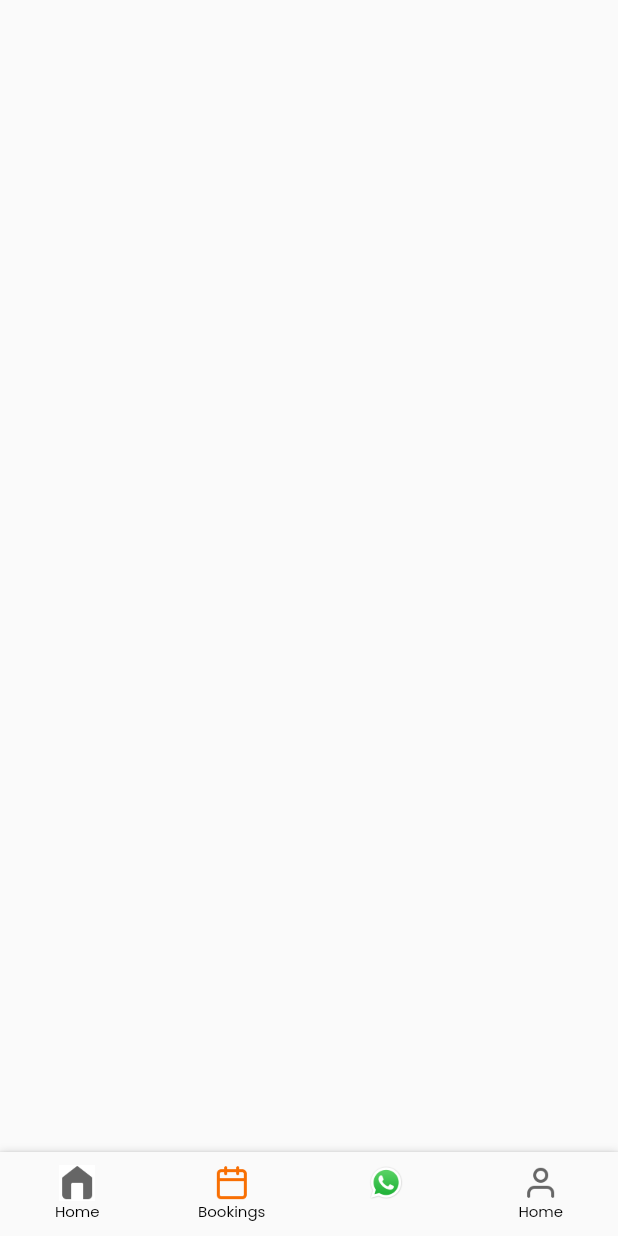
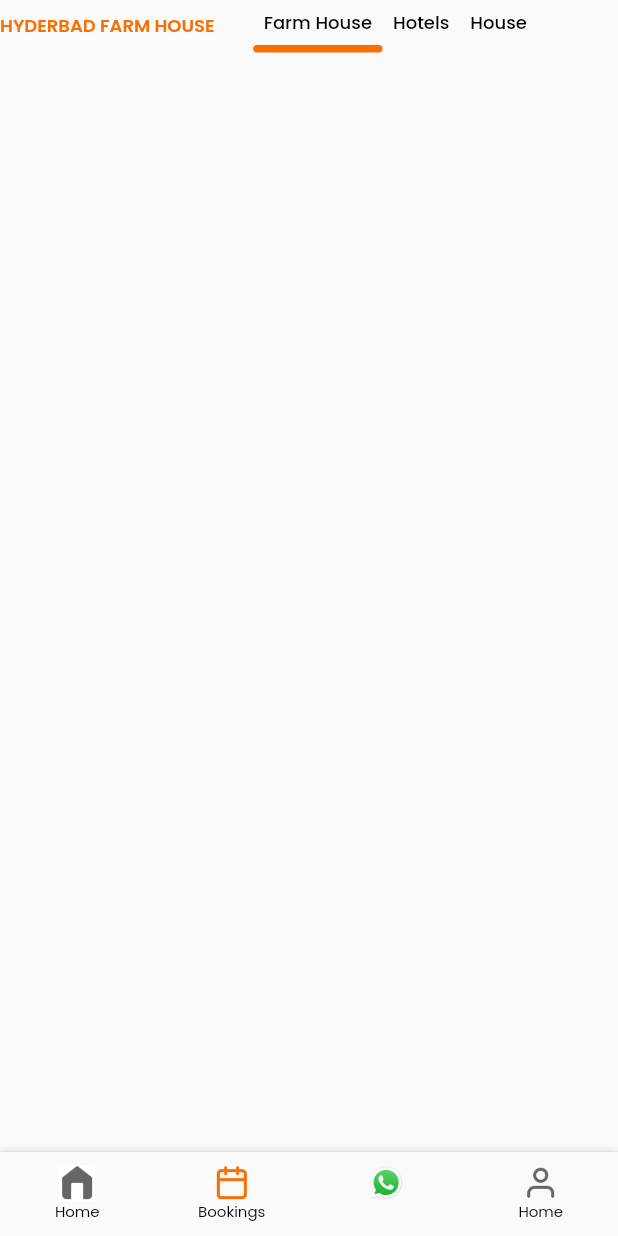
Before and after one commit to Gopiraju-LDC/test, a Flutter app: the screen it shows after launch, item 3 of the bottom bar chosen, on a phone screen of 412 x 824 dp. Run offline on Flutter 3.47's test engine with Material 2 defaults, Android fonts, the phone set to English and light mode, and no system bars; our stand-ins replace carousel_slider, google_fonts, google_maps_flutter.

Commit message:
working on camera screens designs

```diff
--- a/lib/formHouse/views/bottomNavigation/bottom_navigation.dart
+++ b/lib/formHouse/views/bottomNavigation/bottom_navigation.dart
@@ -6,6 +6,7 @@ import '../../constants/constants.dart';
 import '../../constants/imageConstants.dart';
 import '../bookings/bookings.dart';
 import '../home/home_page.dart';
+import '../imageUploadScreen/image_upload_screen.dart';
 
 class BottomNavigationScreen extends StatefulWidget {
   const BottomNavigationScreen({super.key});
@@ -102,7 +103,7 @@ class _BottomNavigationScreenState extends State<BottomNavigationScreen> {
         BookingsScreen(
           backFunction: changeScreen,
         ),
-        Container(),
+        ImageUploadScreen(),
         Container(),
       ][currentPageIndex],
     );
--- /dev/null
+++ b/lib/formHouse/views/imageUploadScreen/image_upload_screen.dart
@@ -0,0 +1,98 @@
+// ignore_for_file: prefer_const_constructors, prefer_const_literals_to_create_immutables
+
+import 'package:flutter/material.dart';
+import 'package:flutter/src/widgets/framework.dart';
+import 'package:flutter/src/widgets/placeholder.dart';
+import 'package:test_application/formHouse/constants/constants.dart';
+import 'package:test_application/formHouse/views/imageUploadScreen/components/hotels.dart';
+
+import 'components/houses.dart';
+
+class ImageUploadScreen extends StatefulWidget {
+  const ImageUploadScreen({super.key});
+
+  @override
+  State<ImageUploadScreen> createState() => _ImageUploadScreenState();
+}
+
+class _ImageUploadScreenState extends State<ImageUploadScreen>
+    with SingleTickerProviderStateMixin {
+  late TabController tabController;
+
+  @override
+  void initState() {
+    tabController = TabController(length: 3, vsync: this);
+    super.initState();
+  }
+
+  @override
+  Widget build(BuildContext context) {
+    return Scaffold(
+      body: SafeArea(
+        child: CustomScrollView(
+          slivers: [
+            SliverToBoxAdapter(
+              child: Row(
+                children: [
+                  Text(
+                    'HYDERBAD FARM HOUSE  ',
+                    style: poppinsStyle(
+                      color: primaryColor,
+                      fontSize: 12,
+                      fontWeight: FontWeight.w600,
+                    ),
+                  ),
+                  SizedBox(width: 20),
+                  Expanded(
+                    child: SizedBox(
+                      height: 35,
+                      child: TabBar(
+                        indicatorWeight: 5,
+                        indicatorPadding: EdgeInsets.only(top: 30),
+                        indicator: BoxDecoration(
+                            color: primaryColor,
+                            borderRadius: BorderRadius.circular(20)),
+                        indicatorSize: TabBarIndicatorSize.tab,
+                        labelColor: Colors.black,
+                        unselectedLabelStyle: poppinsStyle(
+                          color: Colors.black,
+                          fontSize: 12,
+                          fontWeight: FontWeight.w500,
+                        ),
+                        labelStyle: poppinsStyle(
+                          color: Colors.black,
+                          fontSize: 12,
+                          fontWeight: FontWeight.w500,
+                        ),
+                        labelPadding: EdgeInsets.symmetric(horizontal: 7),
+                        isScrollable: true,
+                        padding: EdgeInsets.zero,
+                        controller: tabController,
+                        tabs: [
+                          Tab(text: 'Farm House'),
+                          Tab(text: 'Hotels'),
+                          Tab(text: 'House'),
+                        ],
+                      ),
+                    ),
+                  ),
+                ],
+              ),
+            ),
+            SliverFillRemaining(
+              child: TabBarView(
+                controller: tabController,
+                children: [
+                  // UpComingTab(),
+                  Container(),
+                  Hotels(),
+                  House(),
+                ],
+              ),
+            )
+          ],
+        ),
+      ),
+    );
+  }
+}
```
Also changed, not shown: lib/formHouse/views/imageUploadScreen/components/hotels.dart (added, +43 -0 lines), lib/formHouse/views/imageUploadScreen/components/houses.dart (added, +234 -0 lines), lib/globalWidgets/gobal_widgets.dart (added, +42 -0 lines), lib/formHouse/views/imageUploadScreen/components/farm_house.dart (added).
